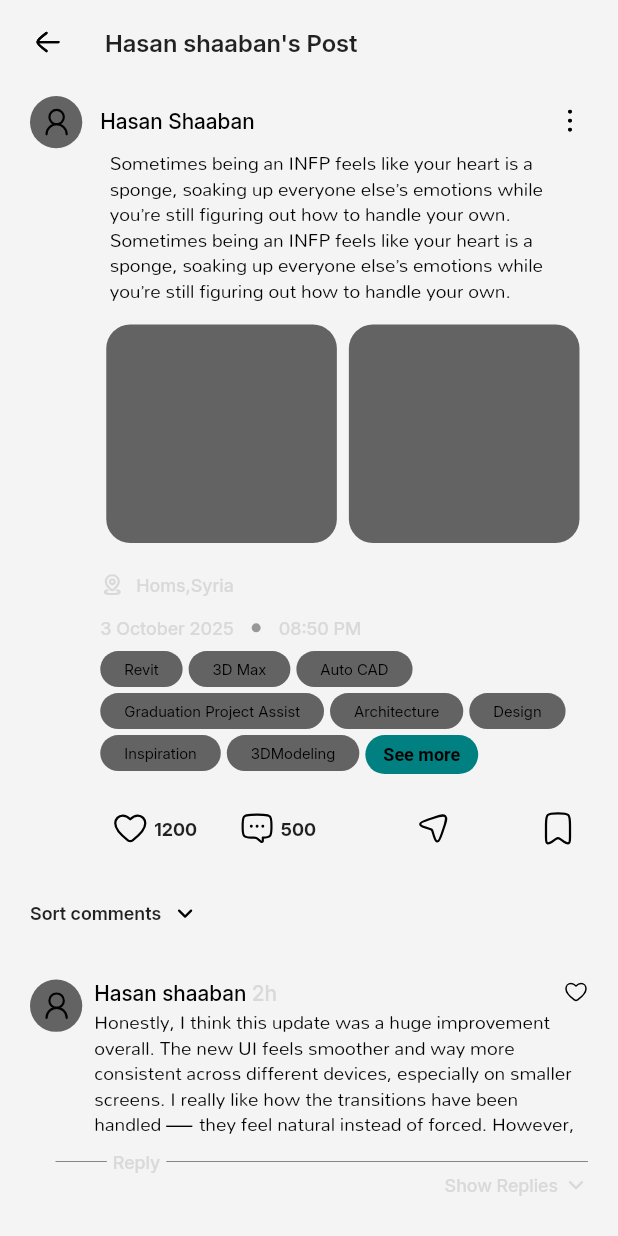
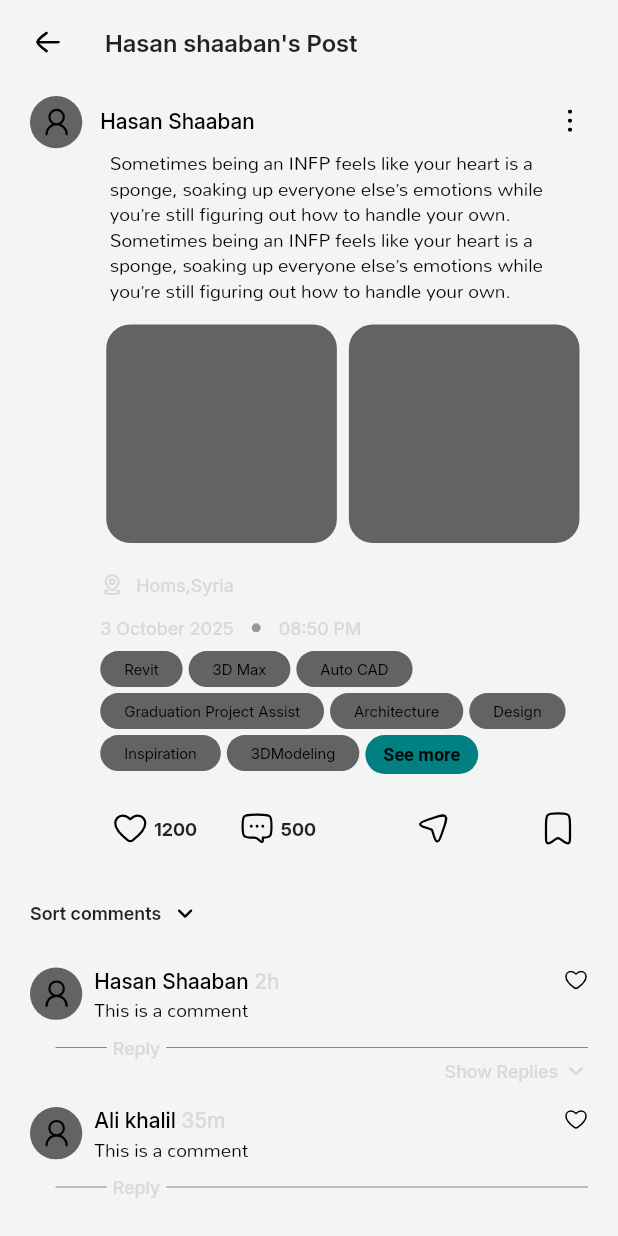
Before and after one commit to hasanShaaban/archilink, a Flutter app: the PostDetailsView screen opened directly, on a phone screen of 412 x 824 dp. Run offline on Flutter 3.47's test engine with Material 3 defaults, Android fonts, the phone set to English and light mode, and no system bars; our stand-ins replace flutter_svg, persistent_bottom_nav_bar.

Commit message:
comments system done

```diff
--- a/lib/core/utils/assets.dart
+++ b/lib/core/utils/assets.dart
@@ -114,6 +114,10 @@ class Assets {
   /// assets/icons/shopping-basket.svg
   static const String assetsIconsShoppingBasket = "assets/icons/shopping-basket.svg";
 
+  /// Assets for assetsIconsUpArrow
+  /// assets/icons/up_arrow.svg
+  static const String assetsIconsUpArrow = "assets/icons/up_arrow.svg";
+
   /// Assets for assetsIconsUser
   /// assets/icons/user.svg
   static const String assetsIconsUser = "assets/icons/user.svg";
--- a/lib/core/utils/temp.dart
+++ b/lib/core/utils/temp.dart
@@ -16,7 +16,31 @@ List commentsTree = [
             "user": "Hasan Shaaban",
             "time": "1h",
             "comment": "reply to Malek Rustom",
-            "replies": [],
+            "replies": [
+              {
+                "id": 5,
+                "user": "Ali khalil",
+                "time": "35m",
+                "comment": "This is a comment",
+                "replies": [
+                  {
+                    "id": 5,
+                    "user": "Ali khalil",
+                    "time": "35m",
+                    "comment": "This is a comment",
+                    "replies": [
+                      {
+                        "id": 5,
+                        "user": "Ali khalil",
+                        "time": "35m",
+                        "comment": "This is a comment",
+                        "replies": [],
+                      },
+                    ],
+                  },
+                ],
+              },
+            ],
           },
         ],
       },
--- a/lib/features/post/presentation/view/post_details_view.dart
+++ b/lib/features/post/presentation/view/post_details_view.dart
@@ -1,3 +1,4 @@
+import 'package:archilink/core/utils/temp.dart';
 import 'package:archilink/core/widgets/post.dart';
 import 'package:archilink/features/post/presentation/view/widget/comment.dart';
 import 'package:archilink/features/post/presentation/view/widget/post_details_app_bar.dart';
@@ -64,8 +65,10 @@ class PostDetailsViewBody extends StatelessWidget {
         ),
         SliverList(
           delegate: SliverChildBuilderDelegate((context, index) {
-            return Comment(width: width);
-          }, childCount: 5),
+            return Padding(padding: const EdgeInsets.symmetric(horizontal: 20),
+              child: Comment(width: width, comment: commentsTree[index],),
+            );
+          }, childCount: commentsTree.length),
         ),
       ],
     );
--- a/lib/features/post/presentation/view/widget/comment.dart
+++ b/lib/features/post/presentation/view/widget/comment.dart
@@ -1,28 +1,45 @@
-
 import 'package:archilink/core/utils/app_text_style.dart';
 import 'package:archilink/core/utils/assets.dart';
+import 'package:archilink/features/post/presentation/view/widget/comment_like_button.dart';
+import 'package:archilink/generated/l10n.dart';
 import 'package:flutter/material.dart';
 import 'package:flutter_svg/svg.dart';
 
-class Comment extends StatelessWidget {
+class Comment extends StatefulWidget {
   const Comment({
     super.key,
     required this.width,
+    required this.comment,
+    this.indent = 0,
   });
 
   final double width;
+  final Map comment;
+  final double indent;
+
+  @override
+  State<Comment> createState() => _CommentState();
+}
+
+class _CommentState extends State<Comment> {
+  bool _showReplies = false;
 
   @override
   Widget build(BuildContext context) {
+    List replies = widget.comment['replies'];
+    var lang = S.of(context);
     return Padding(
-      padding: const EdgeInsets.symmetric(horizontal: 20, vertical: 16),
+      padding: EdgeInsets.only(top: 8, bottom: 8,
+      left: lang.local == 'en' ? widget.indent : 0,
+      right: lang.local == 'ar' ? widget.indent : 0
+      ),
       child: Column(
         children: [
           Row(
             crossAxisAlignment: CrossAxisAlignment.start,
             children: [
               CircleAvatar(
-                radius: width * 34 / 402 / 2,
+                radius: widget.width * 34 / 402 / 2,
                 backgroundColor: Theme.of(context).colorScheme.secondary,
                 child: ClipOval(
                   child: SvgPicture.asset(
@@ -41,25 +58,29 @@ class Comment extends StatelessWidget {
                     Row(
                       children: [
                         Text(
-                          'Hasan shaaban',
+                          widget.comment['user'],
                           style: AppTextStyle.interMedium14.copyWith(
                             color: Theme.of(context).colorScheme.onSurface,
                           ),
-
                         ),
-                        Text(' 2h', style:AppTextStyle.interMedium14.copyWith(color: Theme.of(context).colorScheme.tertiary),),
+                        Text(
+                          ' ${widget.comment['time']}',
+                          style: AppTextStyle.interMedium14.copyWith(
+                            color: Theme.of(context).colorScheme.tertiary,
+                          ),
+                        ),
                         Spacer(),
-                        SvgPicture.asset(Assets.assetsIconsLike, color: Theme.of(context).colorScheme.onSurface, width: 16,)
+                        CommentLikeButton(),
                       ],
                     ),
                     SizedBox(height: 4),
                     Text(
-                      'Honestly, I think this update was a huge improvement overall. The new UI feels smoother and way more consistent across different devices, especially on smaller screens. I really like how the transitions have been handled — they feel natural instead of forced. However,',
+                      widget.comment['comment'],
                       style: AppTextStyle.mallannaRegular14.copyWith(
                         color: Theme.of(context).colorScheme.onSurface,
-                        height: 1.2
+                        height: 1.2,
                       ),
-                    )
+                    ),
                   ],
                 ),
               ),
@@ -69,7 +90,7 @@ class Comment extends StatelessWidget {
           Row(
             children: [
               SizedBox(
-                width: width * 50 / 402,
+                width: widget.width * 50 / 402,
                 child: Divider(
                   indent: 17,
                   height: 0,
@@ -79,7 +100,12 @@ class Comment extends StatelessWidget {
               ),
               Padding(
                 padding: const EdgeInsets.symmetric(horizontal: 4),
-                child: Text('Reply', style: AppTextStyle.interMedium12.copyWith(color: Theme.of(context).colorScheme.tertiary),),
+                child: Text(
+                  'Reply',
+                  style: AppTextStyle.interMedium12.copyWith(
+                    color: Theme.of(context).colorScheme.tertiary,
+                  ),
+                ),
               ),
               Expanded(
                 child: Divider(
@@ -90,13 +116,49 @@ class Comment extends StatelessWidget {
               ),
             ],
           ),
-          Row(
-            mainAxisAlignment: MainAxisAlignment.end,
-            children: [
-            Text('Show Replies', style: AppTextStyle.interMedium12.copyWith(color: Theme.of(context).colorScheme.tertiary),),
-            SizedBox(width: 4),
-            SvgPicture.asset(Assets.assetsIconsDownArrow, color: Theme.of(context).colorScheme.tertiary, width: 16,)
-          ])
+          replies.isNotEmpty
+              ? GestureDetector(
+                  onTap: () {
+                    setState(() {
+                      _showReplies = !_showReplies;
+                    });
+                  },
+                  child: Row(
+                    mainAxisAlignment: MainAxisAlignment.end,
+                    children: [
+                      Text(
+                        _showReplies ? 'Hide Replies' : 'Show Replies',
+                        style: AppTextStyle.interMedium12.copyWith(
+                          color: Theme.of(context).colorScheme.tertiary,
+                        ),
+                      ),
+                      SizedBox(width: 4),
+                      SvgPicture.asset(
+                        _showReplies
+                            ? Assets.assetsIconsUpArrow
+                            : Assets.assetsIconsDownArrow,
+                        color: Theme.of(context).colorScheme.tertiary,
+                        width: 16,
+                      ),
+                    ],
+                  ),
+                )
+              : SizedBox(),
+          AnimatedCrossFade(
+            firstChild: const SizedBox.shrink(),
+            secondChild: Column(
+              children: replies.map((reply) => Container(
+                decoration: BoxDecoration(
+                  border: Border(left: lang.local == 'en' ? BorderSide(color: Theme.of(context).colorScheme.secondary): BorderSide(),
+                  right: lang.local == 'ar' ? BorderSide(color: Theme.of(context).colorScheme.secondary): BorderSide())
+                ),
+                child: Comment(width: widget.width, comment: reply, indent: widget.width * 16/402,))).toList(),
+            ),
+            crossFadeState: _showReplies
+                ? CrossFadeState.showSecond
+                : CrossFadeState.showFirst,
+            duration: const Duration(milliseconds: 300),
+          ),
         ],
       ),
     );
--- /dev/null
+++ b/lib/features/post/presentation/view/widget/comment_like_button.dart
@@ -0,0 +1,32 @@
+import 'package:archilink/core/utils/assets.dart';
+import 'package:flutter/material.dart';
+import 'package:flutter_svg/svg.dart';
+
+class CommentLikeButton extends StatefulWidget {
+  const CommentLikeButton({super.key});
+
+  @override
+  State<CommentLikeButton> createState() => _CommentLikeButtonState();
+}
+
+class _CommentLikeButtonState extends State<CommentLikeButton> {
+  bool liked = false;
+
+  @override
+  Widget build(BuildContext context) {
+    return GestureDetector(
+      onTap: () {
+        setState(() {
+          liked = !liked;
+        });
+      },
+      child: SvgPicture.asset(
+        liked? Assets.assetsIconsFilldLike:
+        Assets.assetsIconsLike,
+        color:liked? null :
+         Theme.of(context).colorScheme.onSurface,
+        width: 16,
+      ),
+    );
+  }
+}
```
Also changed, not shown: assets/icons/up_arrow.svg (added).
